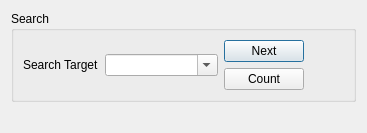
Old version of the form searchdialog.ui in the repository 13627326651/JsonEditor.
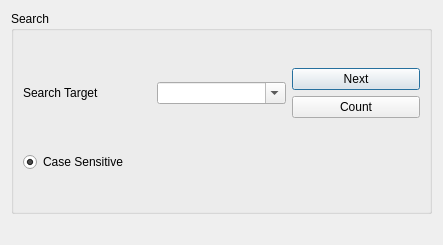
New version of the form.

Diff of the .ui file:
```diff
--- a/searchdialog.ui
+++ b/searchdialog.ui
@@ -6,22 +6,22 @@
    <rect>
     <x>0</x>
     <y>0</y>
-    <width>367</width>
-    <height>132</height>
+    <width>443</width>
+    <height>245</height>
    </rect>
   </property>
   <property name="windowTitle">
    <string>Dialog</string>
   </property>
-  <layout class="QVBoxLayout" name="verticalLayout_3">
+  <layout class="QVBoxLayout" name="verticalLayout_2" stretch="1,0">
    <item>
     <widget class="QGroupBox" name="groupBox">
      <property name="title">
       <string>Search</string>
      </property>
-     <layout class="QVBoxLayout" name="verticalLayout_2">
+     <layout class="QVBoxLayout" name="verticalLayout_3">
       <item>
-       <layout class="QHBoxLayout" name="horizontalLayout" stretch="0,2,0,0">
+       <layout class="QHBoxLayout" name="horizontalLayout">
         <item>
          <widget class="QLabel" name="label">
           <property name="text">
@@ -54,33 +54,17 @@
           </item>
          </layout>
         </item>
-        <item>
-         <spacer name="horizontalSpacer">
-          <property name="orientation">
-           <enum>Qt::Horizontal</enum>
-          </property>
-          <property name="sizeHint" stdset="0">
-           <size>
-            <width>40</width>
-            <height>20</height>
-           </size>
-          </property>
-         </spacer>
-        </item>
        </layout>
       </item>
       <item>
-       <spacer name="verticalSpacer">
-        <property name="orientation">
-         <enum>Qt::Vertical</enum>
+       <widget class="QRadioButton" name="radioButton">
+        <property name="text">
+         <string>Case Sensitive</string>
         </property>
-        <property name="sizeHint" stdset="0">
-         <size>
-          <width>20</width>
-          <height>22</height>
-         </size>
+        <property name="checked">
+         <bool>true</bool>
         </property>
-       </spacer>
+       </widget>
       </item>
      </layout>
     </widget>
```
